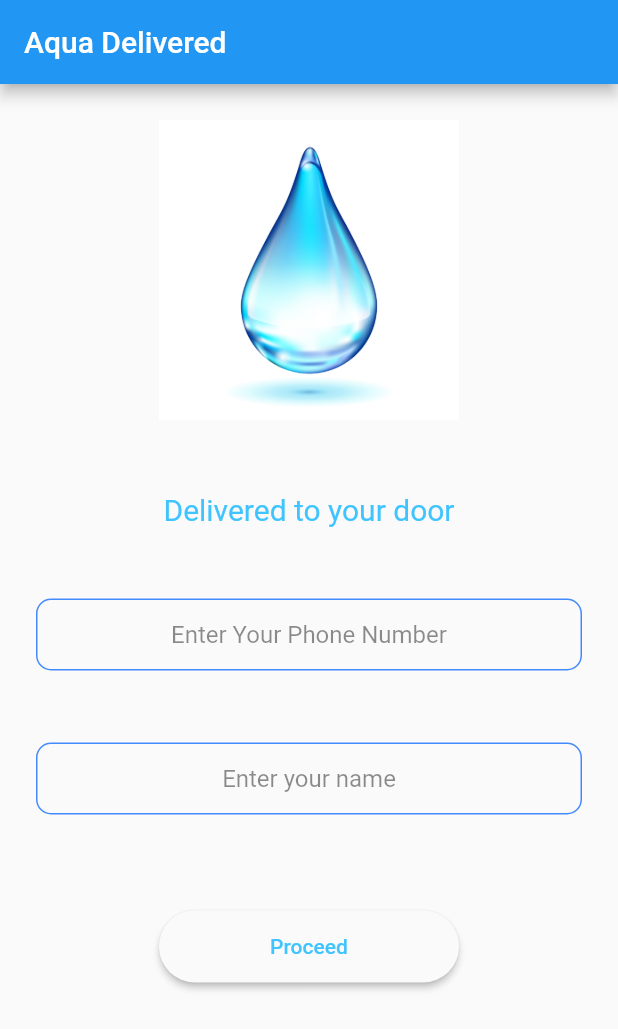
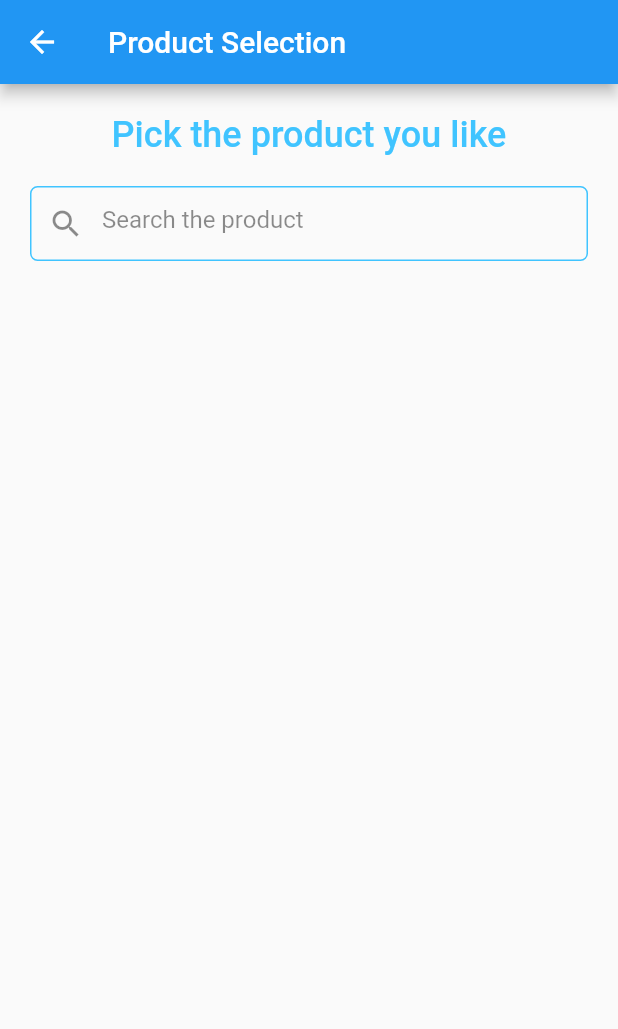
Before and after one commit to Arslanbutt/Water_delivery_v1, a Flutter app: the screen it shows after launch, after a tap on "Proceed", on a phone screen of 412 x 824 dp. Shown: the top 1029 px of the screen. Run offline on Flutter 3.47's test engine with Material 2 defaults, Android fonts, the phone set to English and light mode, and no system bars.

Commit message:
Add search bar

```diff
--- a/lib/home_page.dart
+++ b/lib/home_page.dart
@@ -1,10 +1,12 @@
 import 'package:flutter/material.dart';
+import 'package:waterdelivery/product_selection.dart';
 import 'constants.dart';
 import 'components/rounded_button.dart';
 
 class HomePage extends StatefulWidget {
-  HomePage({Key key, this.title}) : super(key: key);
-  final String title;
+  static const String id = "HomePage";
+
+  final String title = "Aqua";
   @override
   _HomePageState createState() => _HomePageState();
 }
@@ -63,7 +65,9 @@ class _HomePageState extends State<HomePage> {
                 height: 48.0,
               ),
               RoundedButton(
-                onPressed: () {},
+                onPressed: () {
+                  Navigator.pushNamed(context, ProductSelection.id);
+                },
                 buttonText: 'Proceed',
               )
             ],
--- a/lib/main.dart
+++ b/lib/main.dart
@@ -1,4 +1,5 @@
 import 'package:flutter/material.dart';
+import 'package:waterdelivery/product_selection.dart';
 import 'home_page.dart';
 
 void main() {
@@ -15,7 +16,11 @@ class MyApp extends StatelessWidget {
         primarySwatch: Colors.blue,
         visualDensity: VisualDensity.adaptivePlatformDensity,
       ),
-      home: HomePage(title: 'Aqua Delivered'),
+      initialRoute: HomePage.id,
+      routes: {
+        HomePage.id: (context) => HomePage(),
+        ProductSelection.id: (context) => ProductSelection()
+      },
     );
   }
 }
--- /dev/null
+++ b/lib/product_selection.dart
@@ -0,0 +1,55 @@
+import 'package:flutter/material.dart';
+
+class ProductSelection extends StatelessWidget {
+  static const String id = "ProductSelection";
+
+  @override
+  Widget build(BuildContext context) {
+    return Scaffold(
+      appBar: AppBar(
+        title: Text("Product Selection"),
+      ),
+      body: Center(
+        child: Container(
+          padding: EdgeInsets.all(20.0),
+          child: Column(
+            crossAxisAlignment: CrossAxisAlignment.center,
+            children: [
+              Text(
+                "Pick the product you like",
+                style: TextStyle(
+                  fontSize: 24.0,
+                  fontWeight: FontWeight.w500,
+                  color: Colors.lightBlueAccent,
+                ),
+              ),
+              SizedBox(
+                height: 20.0,
+              ),
+              Container(
+                height: 50.0,
+                child: TextField(
+                  decoration: InputDecoration(
+                    hintStyle: TextStyle(color: Colors.black45),
+                    hintText: 'Search the product',
+                    prefixIcon: Icon(Icons.search),
+                    enabledBorder: OutlineInputBorder(
+                      borderSide:
+                          BorderSide(color: Colors.lightBlueAccent, width: 1.0),
+                      borderRadius: BorderRadius.all(Radius.circular(5.0)),
+                    ),
+                    focusedBorder: OutlineInputBorder(
+                      borderSide:
+                          BorderSide(color: Colors.lightBlueAccent, width: 2.0),
+                      borderRadius: BorderRadius.all(Radius.circular(5.0)),
+                    ),
+                  ),
+                ),
+              ),
+            ],
+          ),
+        ),
+      ),
+    );
+  }
+}
```
